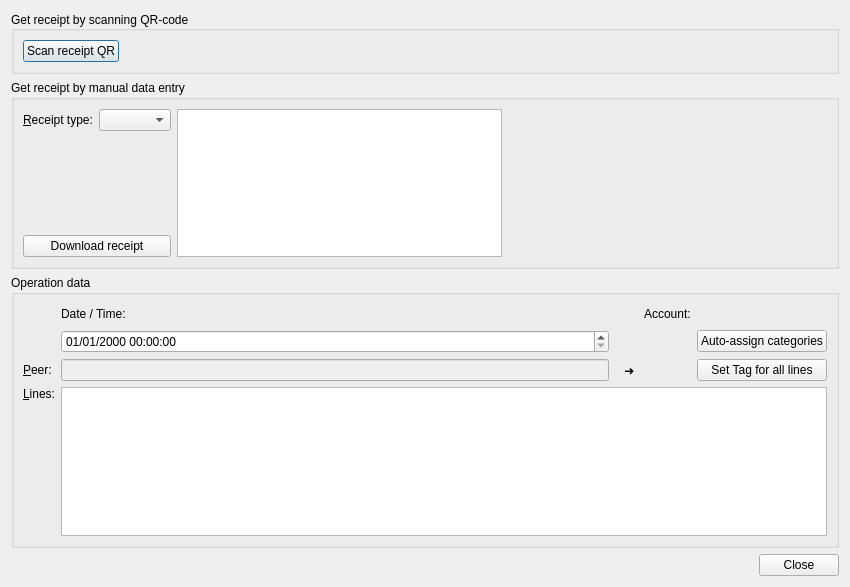
First picture: the form in jal/ui/receipt_import_dlg.ui, repository titov-vv/jal, before the edit.
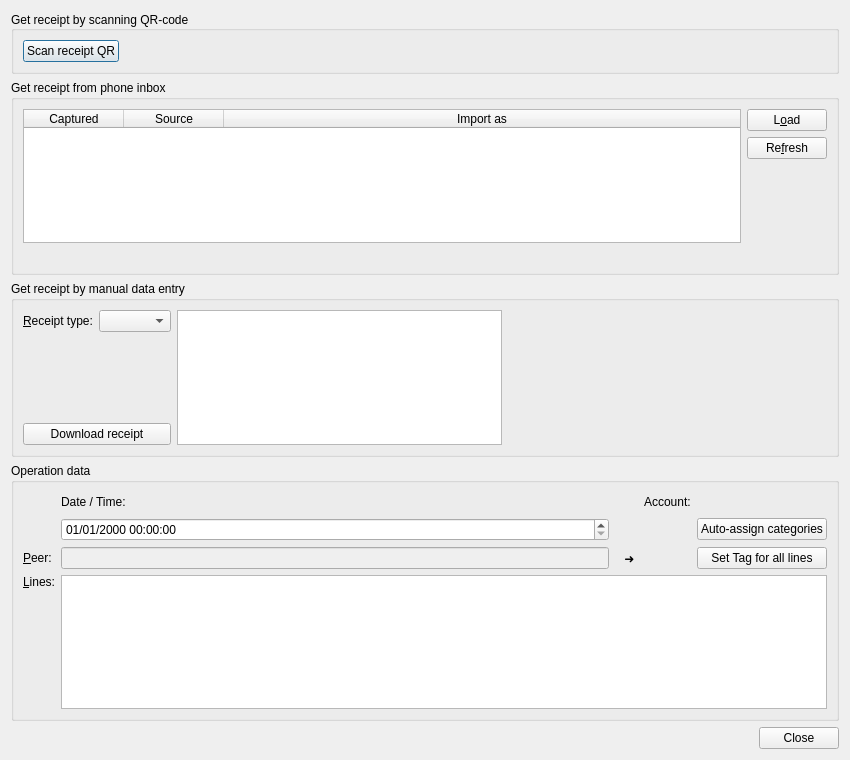
Second picture: the form after the edit. Custom widgets are drawn as their Qt base class.

Commit message: Phone inbox path is configured in settings and Receipt dialog reads it.

```diff
--- a/jal/ui/receipt_import_dlg.ui
+++ b/jal/ui/receipt_import_dlg.ui
@@ -7,7 +7,7 @@
     <x>0</x>
     <y>0</y>
     <width>850</width>
-    <height>587</height>
+    <height>760</height>
    </rect>
   </property>
   <property name="windowTitle">
@@ -79,6 +79,91 @@
      </layout>
     </widget>
    </item>
+   <item>
+    <widget class="QGroupBox" name="InboxGroup">
+     <property name="sizePolicy">
+      <sizepolicy hsizetype="Preferred" vsizetype="Preferred">
+       <horstretch>0</horstretch>
+       <verstretch>0</verstretch>
+      </sizepolicy>
+     </property>
+     <property name="title">
+      <string>Get receipt from phone inbox</string>
+     </property>
+     <layout class="QGridLayout" name="gridLayout_3">
+      <item row="0" column="0" rowspan="3">
+       <widget class="QTableWidget" name="InboxList">
+        <property name="editTriggers">
+         <set>QAbstractItemView::EditTrigger::NoEditTriggers</set>
+        </property>
+        <property name="selectionMode">
+         <enum>QAbstractItemView::SelectionMode::SingleSelection</enum>
+        </property>
+        <property name="selectionBehavior">
+         <enum>QAbstractItemView::SelectionBehavior::SelectRows</enum>
+        </property>
+        <property name="columnCount">
+         <number>3</number>
+        </property>
+        <attribute name="horizontalHeaderStretchLastSection">
+         <bool>true</bool>
+        </attribute>
+        <attribute name="verticalHeaderVisible">
+         <bool>false</bool>
+        </attribute>
+        <attribute name="verticalHeaderMinimumSectionSize">
+         <number>20</number>
+        </attribute>
+        <column>
+         <property name="text">
+          <string>Captured</string>
+         </property>
+        </column>
+        <column>
+         <property name="text">
+          <string>Source</string>
+         </property>
+        </column>
+        <column>
+         <property name="text">
+          <string>Import as</string>
+         </property>
+        </column>
+       </widget>
+      </item>
+      <item row="0" column="1">
+       <widget class="QPushButton" name="InboxLoadBtn">
+        <property name="text">
+         <string>L&amp;oad</string>
+        </property>
+       </widget>
+      </item>
+      <item row="1" column="1">
+       <widget class="QPushButton" name="InboxRefreshBtn">
+        <property name="text">
+         <string>Re&amp;fresh</string>
+        </property>
+       </widget>
+      </item>
+      <item row="2" column="1">
+       <spacer name="inboxButtonsSpacer">
+        <property name="orientation">
+         <enum>Qt::Orientation::Vertical</enum>
+        </property>
+        <property name="sizeHint" stdset="0">
+         <size>
+          <width>20</width>
+          <height>40</height>
+         </size>
+        </property>
+       </spacer>
+      </item>
+      <item row="3" column="0" colspan="2">
+       <widget class="QLabel" name="InboxFolderLbl"/>
+      </item>
+     </layout>
+    </widget>
+   </item>
    <item>
     <widget class="QGroupBox" name="SlipDataGroup">
      <property name="enabled">
```
Left out of the diff: 3 changed lines with no effect on the pictures. The commit also changes 6 other files.
